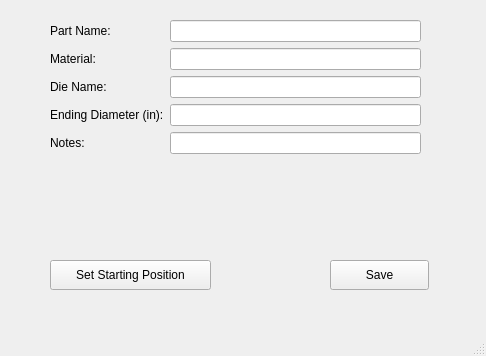
nlinthacum/SeniorDesignGUI, file CreateNew.ui: the form before one commit.
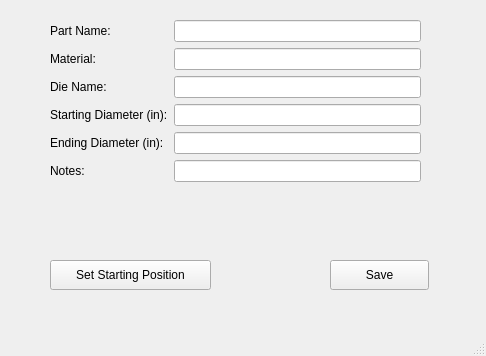
The form after the commit.

Commit message: added functionality to have starting diameter be a field

What changed in the file:
```diff
--- a/CreateNew.ui
+++ b/CreateNew.ui
@@ -46,7 +46,7 @@
       <x>50</x>
       <y>20</y>
       <width>371</width>
-      <height>211</height>
+      <height>224</height>
      </rect>
     </property>
     <layout class="QFormLayout" name="formLayout_2">
@@ -71,14 +71,14 @@
        </property>
       </widget>
      </item>
-     <item row="3" column="0">
+     <item row="4" column="0">
       <widget class="QLabel" name="label_5">
        <property name="text">
         <string>Ending Diameter (in):</string>
        </property>
       </widget>
      </item>
-     <item row="4" column="0">
+     <item row="5" column="0">
       <widget class="QLabel" name="label_4">
        <property name="text">
         <string>Notes:</string>
@@ -98,12 +98,22 @@
      <item row="2" column="1">
       <widget class="QLineEdit" name="die_name_line"/>
      </item>
-     <item row="3" column="1">
-      <widget class="QLineEdit" name="ending_diameter_line"/>
-     </item>
      <item row="4" column="1">
+      <widget class="QLineEdit" name="ending_diameter_line"/>
+     </item>
+     <item row="5" column="1">
       <widget class="QLineEdit" name="notes_line"/>
      </item>
+     <item row="3" column="0">
+      <widget class="QLabel" name="label_6">
+       <property name="text">
+        <string>Starting Diameter (in):</string>
+       </property>
+      </widget>
+     </item>
+     <item row="3" column="1">
+      <widget class="QLineEdit" name="starting_diameter_line"/>
+     </item>
     </layout>
    </widget>
   </widget>
```
The commit also changes 4 other files.
